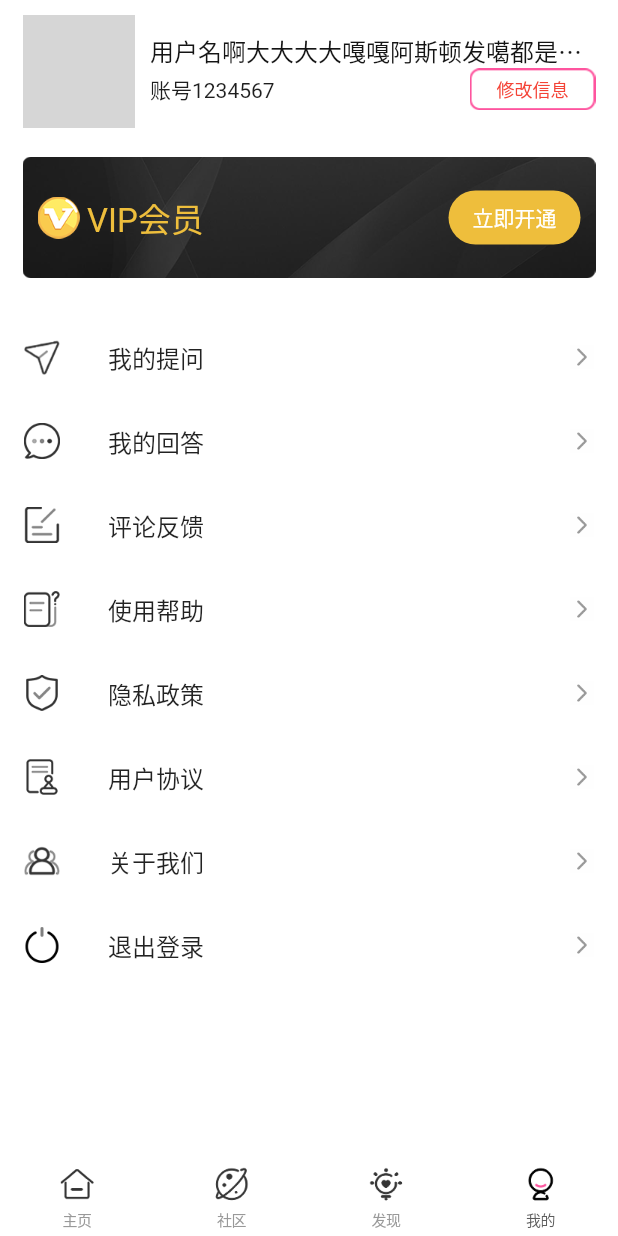
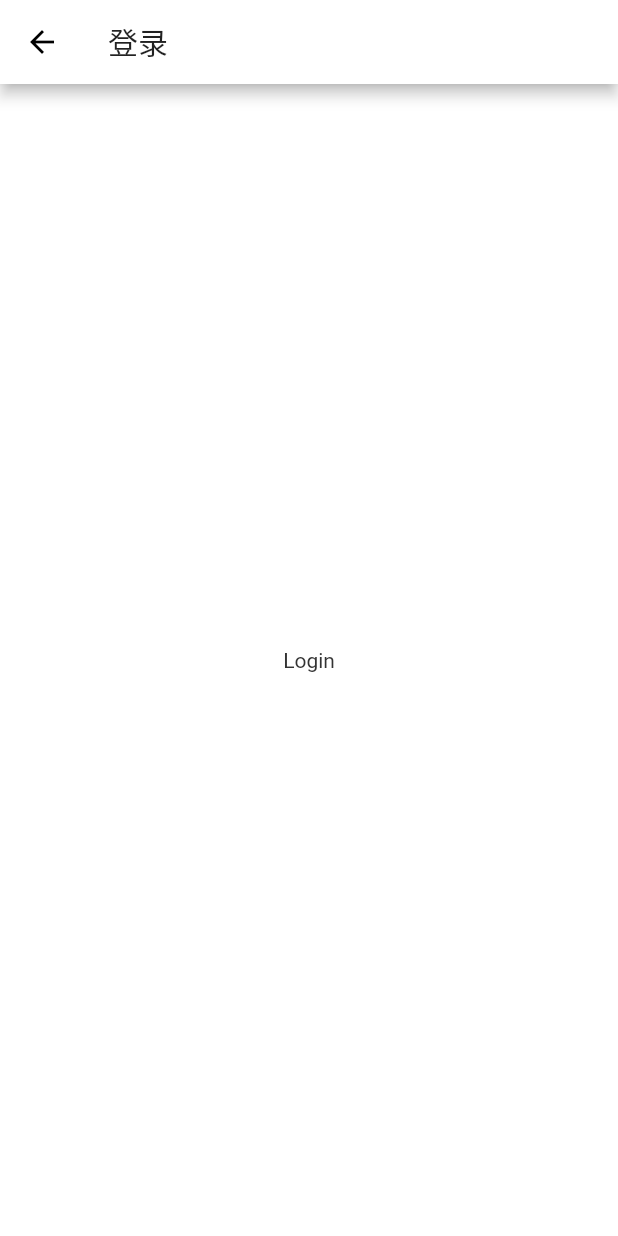
Before and after one commit to gongchaobin/flutter_LoveApp, a Flutter app: the screen it shows after launch, item 4 of the bottom bar chosen, after a tap on "立即开通", on a phone screen of 412 x 824 dp. Run offline on Flutter 3.47's test engine with Material 2 defaults, Android fonts, the phone set to English and light mode, and no system bars; our stand-ins replace cached_network_image, carousel_slider, dio, webview_flutter; network calls fail; grey boxes are pictures that could not be loaded.

Commit message:
登录文件添加

```diff
--- /dev/null
+++ b/lib/login/LoginScene.dart
@@ -0,0 +1,27 @@
+import 'package:flutter/material.dart';
+
+class LoginScene extends StatefulWidget {
+  @override
+  State<StatefulWidget> createState() {
+    // TODO: implement createState
+    return LoginState();
+  }
+}
+
+class LoginState extends State<LoginScene> {
+  @override
+  Widget build(BuildContext context) {
+    // TODO: implement build
+    return Scaffold(
+      appBar: AppBar(
+        title: Text('登录'),
+      ),
+      body: Container(
+        color: Colors.white,
+        child: Center(
+          child: Text('Login'),
+        ),
+      ),
+    );
+  }
+}
--- a/lib/my/MyScene.dart
+++ b/lib/my/MyScene.dart
@@ -1,5 +1,5 @@
 
-import 'package:flutter/foundation.dart';
+import 'package:love_app/login/LoginScene.dart';
 import 'package:flutter/material.dart';
 
 
@@ -11,7 +11,7 @@ class MyScene extends StatefulWidget {
 }
 
 class MySceneState extends State<MyScene> {
-
+  BuildContext ctx;
   List dataList;
   @override
   void initState() {
@@ -59,6 +59,7 @@ class MySceneState extends State<MyScene> {
 
   @override
   Widget build(BuildContext context) {
+    ctx = context;
     return Container(
       color: Colors.white,
       child: SafeArea(
@@ -206,6 +207,8 @@ Widget headWidget() {
                     ),
                   ), onPressed: () {
                     print('立即开通点击');
+                    Navigator.push(ctx,
+                    MaterialPageRoute(builder: (ctx) => LoginScene()));
                   },
                 )
               ],
```
